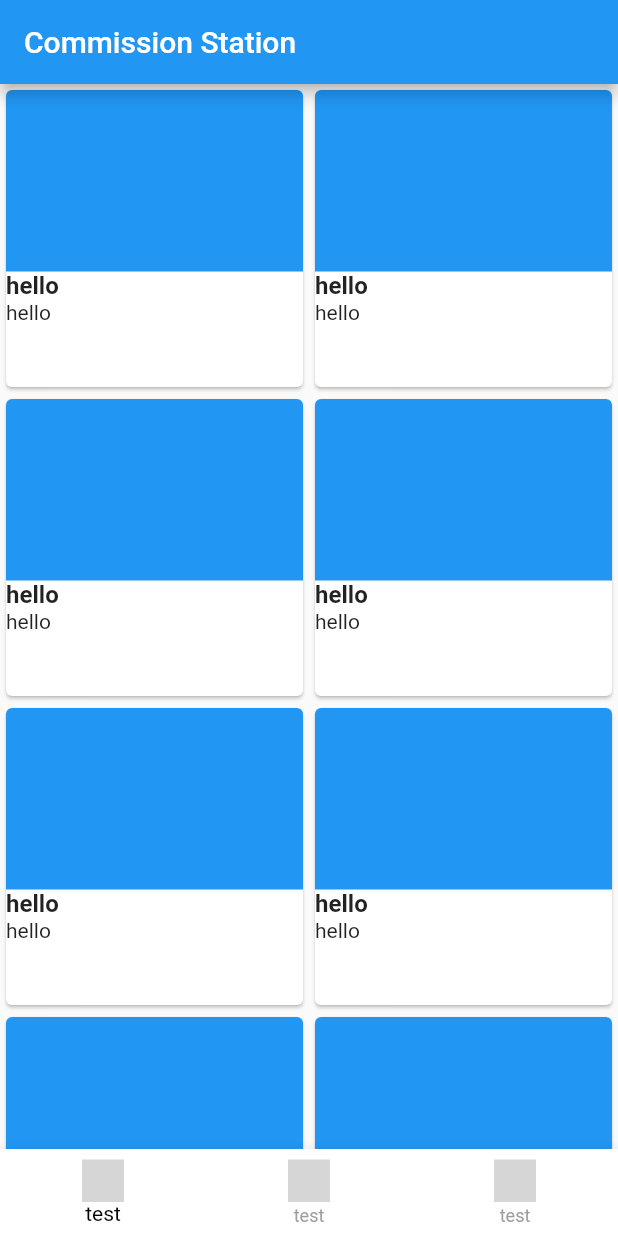
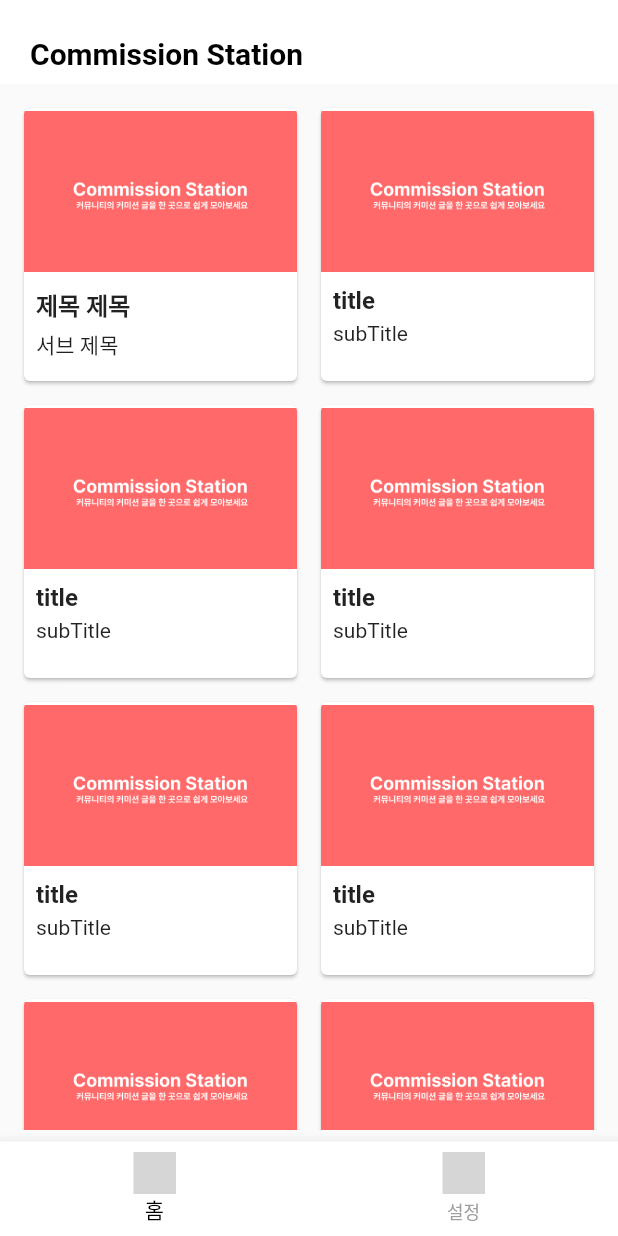
Before and after one commit to NOGUEN/commission_station, a Flutter app: the screen it shows after launch, on a phone screen of 412 x 824 dp. Run offline on Flutter 3.47's test engine with Material 2 defaults, Android fonts, the phone set to English and light mode, and no system bars; our stand-ins replace flutter_svg, get, webview_flutter; missing offline and left inert: webview_flutter_android, webview_flutter_wkwebview; grey boxes are pictures that could not be loaded.

Commit message:
feat : default card view image, app bar color changed, padding set

```diff
--- /dev/null
+++ b/lib/app/controller/card_view_controller.dart
@@ -0,0 +1,19 @@
+import 'package:get/get.dart';
+
+class CommissionInfo {
+  final String title;
+  final String subTitle;
+  final String url;
+
+  CommissionInfo({
+    required this.title,
+    required this.subTitle,
+    required this.url,
+  });
+}
+
+class CardViewController extends GetxController {
+  List<CommissionInfo> list;
+
+  CardViewController({required this.list});
+}
--- a/lib/app/controller/main_controller.dart
+++ b/lib/app/controller/main_controller.dart
@@ -3,7 +3,7 @@ import 'package:get/get.dart';
 import '../data/model/enum/menu_code.dart';
 
 class MainController extends GetxController {
-  final _selectedMenuCodeController = MenuCode.MATHING.obs;
+  final _selectedMenuCodeController = MenuCode.MAIN.obs;
 
   MenuCode get selectedMenuCode => _selectedMenuCodeController.value;
 
--- a/lib/app/data/model/enum/menu_code.dart
+++ b/lib/app/data/model/enum/menu_code.dart
@@ -1 +1 @@
-enum MenuCode { MATHING, CHAT, SETTING }
+enum MenuCode { MAIN, SETTING }
--- a/lib/app/ui/view/common/bottom_nav_bar.dart
+++ b/lib/app/ui/view/common/bottom_nav_bar.dart
@@ -59,18 +59,13 @@ class BottomNavBar extends StatelessWidget {
   List<BottomNavItem> _getNavItems() {
     return [
       const BottomNavItem(
-        navTitle: 'test',
-        iconSvgName: 'test',
-        menuCode: MenuCode.MATHING,
+        navTitle: '홈',
+        iconSvgName: 'home',
+        menuCode: MenuCode.MAIN,
       ),
       const BottomNavItem(
-        navTitle: 'test',
-        iconSvgName: 'test',
-        menuCode: MenuCode.CHAT,
-      ),
-      const BottomNavItem(
-        navTitle: 'test',
-        iconSvgName: 'test',
+        navTitle: '설정',
+        iconSvgName: 'setting',
         menuCode: MenuCode.SETTING,
       ),
     ];
--- a/lib/app/ui/view/common/card_collection_widget_cell.dart
+++ b/lib/app/ui/view/common/card_collection_widget_cell.dart
@@ -7,9 +7,11 @@ import '../../../routes/app_pages.dart';
 
 class CardCollectionWidgetCell extends StatelessWidget {
   final String title;
+  final String subTitle;
   final String destinationUrl;
   const CardCollectionWidgetCell({
     required this.title,
+    required this.subTitle,
     required this.destinationUrl,
     super.key,
   });
@@ -20,19 +22,21 @@ class CardCollectionWidgetCell extends StatelessWidget {
       onTap: () {
         Get.toNamed(Routes.WEBVIEW, arguments: destinationUrl);
       },
+      child: Padding(
+        padding: const EdgeInsets.all(4.0),
         child: Card(
           clipBehavior: Clip.antiAlias,
           child: Column(
             children: <Widget>[
               AspectRatio(
                 aspectRatio: 18 / 11,
-              child: Container(
-                color: Colors.blue,
+                child: Image(
+                  image: AssetImage('images/default_thumbnail.png'),
                 ),
               ),
-            Expanded(
-              child: Column(children: <Widget>[
-                SizedBox(
+              Padding(
+                padding: const EdgeInsets.fromLTRB(8, 8, 8, 0),
+                child: SizedBox(
                   width: double.infinity,
                   child: Text(
                     title,
@@ -42,13 +46,16 @@ class CardCollectionWidgetCell extends StatelessWidget {
                     ),
                   ),
                 ),
-                SizedBox(
+              ),
+              Padding(
+                padding: const EdgeInsets.fromLTRB(8, 4, 8, 0),
+                child: SizedBox(
                   width: double.infinity,
-                  child: Text(title),
+                  child: Text(subTitle),
                 ),
-              ]),
               ),
             ],
+          ),
         ),
       ),
     );
--- a/lib/app/ui/view/common/grid_card_view_widget.dart
+++ b/lib/app/ui/view/common/grid_card_view_widget.dart
@@ -1,23 +1,42 @@
+import 'package:commission_station/app/controller/card_view_controller.dart';
 import 'package:commission_station/app/ui/view/common/card_collection_widget_cell.dart';
 import 'package:flutter/material.dart';
-import 'package:flutter/src/widgets/framework.dart';
-import 'package:flutter/src/widgets/placeholder.dart';
 
 class GridCardViewWidget extends StatelessWidget {
   const GridCardViewWidget({super.key});
 
   @override
   Widget build(BuildContext context) {
+    CardViewController cardViewController = CardViewController(list: [
+      CommissionInfo(
+          title: '제목 제목', subTitle: '서브 제목', url: 'https://noguen.com'),
+      CommissionInfo(
+          title: 'title', subTitle: 'subTitle', url: 'https://noguen.com'),
+      CommissionInfo(
+          title: 'title', subTitle: 'subTitle', url: 'https://noguen.com'),
+      CommissionInfo(
+          title: 'title', subTitle: 'subTitle', url: 'https://noguen.com'),
+      CommissionInfo(
+          title: 'title', subTitle: 'subTitle', url: 'https://noguen.com'),
+      CommissionInfo(
+          title: 'title', subTitle: 'subTitle', url: 'https://noguen.com'),
+      CommissionInfo(
+          title: 'title', subTitle: 'subTitle', url: 'https://noguen.com'),
+      CommissionInfo(
+          title: 'title', subTitle: 'subTitle', url: 'https://noguen.com'),
+    ]);
+
     return GridView.builder(
-      itemCount: 20,
+      itemCount: cardViewController.list.length,
       gridDelegate: const SliverGridDelegateWithFixedCrossAxisCount(
         crossAxisCount: 2,
         childAspectRatio: 1 / 1,
       ),
       itemBuilder: (BuildContext context, int index) {
         return CardCollectionWidgetCell(
-          title: 'hello',
-          destinationUrl: 'https://velog.io/@lee7198/Flutter-WebVIew-도입기-1',
+          title: cardViewController.list[index].title,
+          subTitle: cardViewController.list[index].subTitle,
+          destinationUrl: cardViewController.list[index].url,
         );
       },
     );
--- a/lib/test_page.dart
+++ b/lib/test_page.dart
@@ -13,9 +13,24 @@ class TestPage extends GetView<MainController> {
   Widget build(BuildContext context) {
     return Scaffold(
       appBar: AppBar(
-        title: Text('Commission Station'),
+        title: const Padding(
+          padding: EdgeInsets.fromLTRB(4, 16, 0, 0),
+          child: Text(
+            'Commission Station',
+            style: TextStyle(
+              color: Colors.black,
+              fontWeight: FontWeight.bold,
+            ),
+          ),
+        ),
+        centerTitle: false,
+        backgroundColor: Colors.white,
+        elevation: 0.0,
       ),
-      body: GridCardViewWidget(),
+      body: const Padding(
+        padding: EdgeInsets.all(8.0),
+        child: GridCardViewWidget(),
+      ),
       bottomNavigationBar:
           BottomNavBar(onNewMenuSelected: controller.onMenuSelected),
     );
--- a/pubspec.yaml
+++ b/pubspec.yaml
@@ -62,9 +62,8 @@ flutter:
   uses-material-design: true
 
   # To add assets to your application, add an assets section, like this:
-  # assets:
-  #   - images/a_dot_burr.jpeg
-  #   - images/a_dot_ham.jpeg
+  assets:
+    - images/
 
   # An image asset can refer to one or more resolution-specific "variants", see
   # https://flutter.dev/assets-and-images/#resolution-aware
```
Also changed, not shown: images/default_thumbnail.png (added), images/default_thumbnail.svg (added), lib/images/default_thumbnail.png (added), lib/images/default_thumbnail.svg (added). Lines whose indentation alone changed are shown as unchanged.
